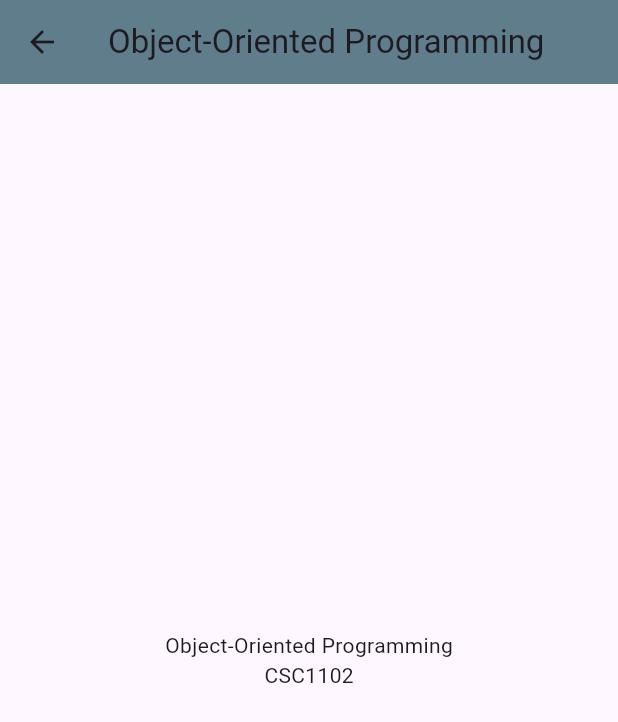
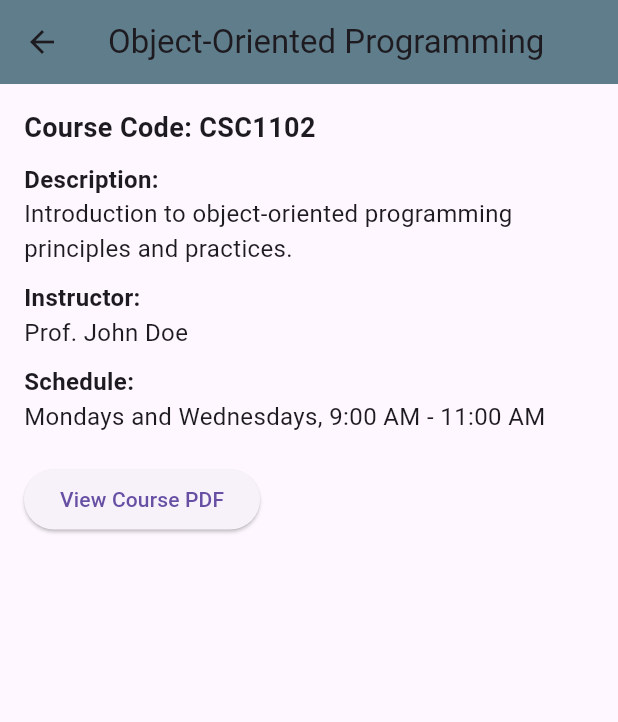
Before and after one commit to MartinWilliamBusinge/virtuallearningapp, a Flutter app: the CourseDetailsPage screen opened directly, on a phone screen of 412 x 824 dp. Shown: the top 722 px of the screen. Run offline on Flutter 3.47's test engine with Material 3 defaults, Android fonts, the phone set to English and light mode, and no system bars; our stand-ins replace cloud_firestore, confetti, dio, file_picker, firebase_auth, firebase_core and 7 more; accounts and stored records are empty.

Commit message:
course pages

```diff
--- a/lib/pages/course_details_page.dart
+++ b/lib/pages/course_details_page.dart
@@ -1,10 +1,30 @@
 import 'package:flutter/material.dart';
+import 'package:url_launcher/url_launcher.dart';
 
 class CourseDetailsPage extends StatelessWidget {
   final String courseName;
   final String courseCode;
+  final String description;
+  final String instructor;
+  final String schedule;
+  final String pdfUrl; // URL or path to the PDF
 
-  CourseDetailsPage({required this.courseName, required this.courseCode});
+  CourseDetailsPage({
+    required this.courseName,
+    required this.courseCode,
+    required this.description,
+    required this.instructor,
+    required this.schedule,
+    required this.pdfUrl,
+     });
+
+  Future<void> _launchPDF(String url) async {
+    if (await canLaunch(url)) {
+      await launch(url);
+    } else {
+      throw 'Could not launch $url';
+    }
+  }
 
   @override
   Widget build(BuildContext context) {
@@ -13,13 +33,49 @@ class CourseDetailsPage extends StatelessWidget {
         title: Text(courseName),
         backgroundColor: Colors.blueGrey,
       ),
-      body: Center(
-   child: Column(
-          mainAxisAlignment: MainAxisAlignment.center,
+      body: Padding(
+        padding: const EdgeInsets.all(16.0),
+        child: Column(
+          crossAxisAlignment: CrossAxisAlignment.start,
           children: <Widget>[
-            Text(courseName),
-            Text(courseCode),
-            // Add more details as needed
+            Text(
+              'Course Code: $courseCode',
+              style: const TextStyle(fontSize: 18, fontWeight: FontWeight.bold),
+            ),
+           const SizedBox(height: 10),
+           const Text(
+              'Description:',
+              style:  TextStyle(fontSize: 16, fontWeight: FontWeight.bold),
+            ),
+            Text(
+              description,
+              style: const TextStyle(fontSize: 16),
+            ),
+           const SizedBox(height: 10),
+           const Text(
+              'Instructor:',
+              style:  TextStyle(fontSize: 16, fontWeight: FontWeight.bold),
+            ),
+            Text(
+              instructor,
+              style: const TextStyle(fontSize: 16),
+            ),
+           const SizedBox(height: 10),
+           const Text(
+              'Schedule:',
+              style: TextStyle(fontSize: 16, fontWeight: FontWeight.bold),
+            ),
+            Text(
+              schedule,
+              style: const TextStyle(fontSize: 16),
+            ),
+           const SizedBox(height: 20),
+            ElevatedButton(
+              onPressed: () {
+                _launchPDF(pdfUrl); // Open the PDF when button is pressed
+              },
+              child: const Text('View Course PDF'),
+            ),
           ],
         ),
       ),
--- a/lib/pages/year_one_semester_one_page.dart
+++ b/lib/pages/year_one_semester_one_page.dart
@@ -1,5 +1,5 @@
 import 'package:flutter/material.dart';
-import 'course_details_page.dart'; // Import the course details page
+import 'course_details_page.dart'; // Adjust the import path accordingly
 
 class YearOneSemesterOnePage extends StatelessWidget {
   const YearOneSemesterOnePage({super.key});
@@ -18,13 +18,17 @@ class YearOneSemesterOnePage extends StatelessWidget {
             title: const Text('Object-Oriented Programming'),
             subtitle: const Text('course code: CSC1102'),
             onTap: () {
-              // Navigate to CourseDetailsPage with specific details
                Navigator.push(
                 context,
                 MaterialPageRoute(
                   builder: (context) => CourseDetailsPage(
                     courseName: 'Object-Oriented Programming',
                     courseCode: 'CSC1102',
+                    description:
+                        'Introduction to object-oriented programming principles and practices.',
+                    instructor: 'Prof. John Doe',
+                    schedule: 'Mondays and Wednesdays, 9:00 AM - 11:00 AM',
+                    pdfUrl: 'https://example.com/path_to_pdf.pdf',
                   ),
                 ),
               );
@@ -34,13 +38,17 @@ class YearOneSemesterOnePage extends StatelessWidget {
             title: const Text('Computer Architecture'),
             subtitle: const Text('course code: CSC1103'),
             onTap: () {
-              // Navigate to CourseDetailsPage with specific details
               Navigator.push(
    context,
                 MaterialPageRoute(
                   builder: (context) => CourseDetailsPage(
                     courseName: 'Computer Architecture',
                     courseCode: 'CSC1103',
+                    description:
+                        'Study of computer organization and architecture.',
+                    instructor: 'Dr. Jane Smith',
+                    schedule: 'Tuesdays and Thursdays, 1:00 PM - 3:00 PM',
+                    pdfUrl: 'https://example.com/path_to_pdf2.pdf',
                   ),
                 ),
               );
@@ -50,13 +58,17 @@ class YearOneSemesterOnePage extends StatelessWidget {
             title: const Text('Communication Skills'),
             subtitle: const Text('course code: CSK1101'),
             onTap: () {
-              // Navigate to CourseDetailsPage with specific details
               Navigator.push(
                 context,
                  MaterialPageRoute(
                   builder: (context) => CourseDetailsPage(
                     courseName: 'Communication Skills',
                     courseCode: 'CSK1101',
+                    description:
+                        'Developing effective communication skills for academic and professional settings.',
+                    instructor: 'Prof. Emily Brown',
+                    schedule: 'Fridays, 10:00 AM - 12:00 PM',
+                    pdfUrl: 'https://example.com/path_to_pdf3.pdf',
                   ),
                 ),
               );
--- a/lib/pages/year_one_semester_two_page.dart
+++ b/lib/pages/year_one_semester_two_page.dart
@@ -1,5 +1,6 @@
+
 import 'package:flutter/material.dart';
-import 'course_details_page.dart'; // Import the course details page
+import 'course_details_page.dart'; // Adjust the import path accordingly
 
 class YearOneSemesterTwoPage extends StatelessWidget {
   const YearOneSemesterTwoPage({super.key});
@@ -15,16 +16,20 @@ class YearOneSemesterTwoPage extends StatelessWidget {
       body: ListView(
         children: [
           ListTile(
-            title: const Text('Operating-Systems'),
+            title: const Text('Operating Systems'),
             subtitle: const Text('course code: CSC1102'),
             onTap: () {
-              // Navigate to CourseDetailsPage with specific details
                Navigator.push(
                 context,
                 MaterialPageRoute(
                   builder: (context) => CourseDetailsPage(
                     courseName: 'Operating Systems',
                     courseCode: 'CSC1102',
+                    description:
+                        'Introduction to Operating Systems.',
+                    instructor: 'Prof. John Doe',
+                    schedule: 'Mondays and Wednesdays, 9:00 AM - 11:00 AM',
+                    pdfUrl: 'https://example.com/path_to_pdf.pdf',
                   ),
                 ),
               );
@@ -34,13 +39,17 @@ class YearOneSemesterTwoPage extends StatelessWidget {
             title: const Text('Probability and Statistics'),
             subtitle: const Text('course code: CSC1103'),
             onTap: () {
-              // Navigate to CourseDetailsPage with specific details
               Navigator.push(
    context,
                 MaterialPageRoute(
                   builder: (context) => CourseDetailsPage(
                     courseName: 'Probability and Statistics',
                     courseCode: 'CSC1103',
+                    description:
+                        'Study of Probability and Statistics.',
+                    instructor: 'Dr. Ngubiri',
+                    schedule: 'Tuesdays and Thursdays, 1:00 PM - 3:00 PM',
+                    pdfUrl: 'https://example.com/path_to_pdf2.pdf',
                   ),
                 ),
               );
@@ -50,13 +59,17 @@ class YearOneSemesterTwoPage extends StatelessWidget {
             title: const Text('Data Structures and Algorithms'),
             subtitle: const Text('course code: CSK1101'),
             onTap: () {
-              // Navigate to CourseDetailsPage with specific details
               Navigator.push(
                 context,
                  MaterialPageRoute(
                   builder: (context) => CourseDetailsPage(
                     courseName: 'Data Structures and Algorithms',
                     courseCode: 'CSK1101',
+                    description:
+                        'Data Structures and Algorithms for academic and professional Learning.',
+                    instructor: 'lecturer: Mr Kizito',
+                    schedule: 'Fridays, 10:00 AM - 12:00 PM',
+                    pdfUrl: 'https://example.com/path_to_pdf3.pdf',
                   ),
                 ),
               );
--- a/lib/pages/year_two_semester_one_page.dart
+++ b/lib/pages/year_two_semester_one_page.dart
@@ -1,5 +1,5 @@
 import 'package:flutter/material.dart';
-import 'course_details_page.dart'; // Import the course details page
+import 'course_details_page.dart'; // Adjust the import path accordingly
 
 class YearTwoSemesterOnePage extends StatelessWidget {
   const YearTwoSemesterOnePage({super.key});
@@ -10,54 +10,64 @@ class YearTwoSemesterOnePage extends StatelessWidget {
       appBar: AppBar(
         title: const Center(child: Text("SEMESTER ONE")),
         backgroundColor: Colors.blueGrey,
-         ),
+      ),
       backgroundColor: Colors.blueGrey,
       body: ListView(
         children: [
           ListTile(
-            title: const Text('Operating-Systems'),
+            title: const Text('Artificial Intelligence'),
             subtitle: const Text('course code: CSC1102'),
             onTap: () {
-              // Navigate to CourseDetailsPage with specific details
               Navigator.push(
                 context,
                 MaterialPageRoute(
                   builder: (context) => CourseDetailsPage(
-                    courseName: 'Operating Systems',
+                    courseName: 'Artificial Intelligence',
                     courseCode: 'CSC1102',
-    ),
+                    description: 'Introduction to Artificial Intelligence.',
+                    instructor: 'Prof. John Doe',
+                    schedule: 'Mondays and Wednesdays, 9:00 AM - 11:00 AM',
+                    pdfUrl: 'https://example.com/path_to_pdf.pdf',
+                  ),
                 ),
               );
             },
           ),
           ListTile(
-            title: const Text('Probability and Statistics'),
+            title: const Text('Computer Networks'),
             subtitle: const Text('course code: CSC1103'),
             onTap: () {
-              // Navigate to CourseDetailsPage with specific details
               Navigator.push(
                 context,
                 MaterialPageRoute(
                   builder: (context) => CourseDetailsPage(
-                    courseName: 'Probability and Statistics',
+                    courseName: 'Computer Networks',
                     courseCode: 'CSC1103',
-     ),
+                    description: 'Study of Computer Networks.',
+                    instructor: 'Dr. Ngubiri',
+                    schedule: 'Tuesdays and Thursdays, 1:00 PM - 3:00 PM',
+                    pdfUrl: 'https://example.com/path_to_pdf2.pdf',
+                  ),
                 ),
               );
             },
           ),
           ListTile(
-            title: const Text('Data Structures and Algorithms'),
+            title: const Text('Discrete Math'),
             subtitle: const Text('course code: CSK1101'),
             onTap: () {
-              // Navigate to CourseDetailsPage with specific details
               Navigator.push(
                 context,
                 MaterialPageRoute(
                   builder: (context) => CourseDetailsPage(
-                    courseName: 'Data Structures and Algorithms',
+                    courseName: 'Discrete Math',
                     courseCode: 'CSK1101',
-        ),
+                    description:
+                        'Discrete Math for academic and professional Learning.',
+                    instructor: 'lecturer: Mr Kizito',
+                    schedule: 'Fridays, 10:00 AM - 12:00 PM',
+                    pdfUrl: 'https://example.com/path_to_pdf3.pdf',
+                  ),
                 ),
               );
             },
--- a/lib/pages/year_two_semester_two_page.dart
+++ b/lib/pages/year_two_semester_two_page.dart
@@ -1,5 +1,5 @@
 import 'package:flutter/material.dart';
-import 'course_details_page.dart'; // Import the course details page
+import 'course_details_page.dart'; // Adjust the import path accordingly
 
 class YearTwoSemesterTwoPage extends StatelessWidget {
   const YearTwoSemesterTwoPage({super.key});
@@ -15,48 +15,60 @@ class YearTwoSemesterTwoPage extends StatelessWidget {
       body: ListView(
         children: [
           ListTile(
-            title: const Text('Operating-Systems'),
+            title: const Text('Research Methodology'),
             subtitle: const Text('course code: CSC1102'),
             onTap: () {
-              // Navigate to CourseDetailsPage with specific details
                Navigator.push(
                 context,
                 MaterialPageRoute(
                   builder: (context) => CourseDetailsPage(
-                    courseName: 'Operating Systems',
+                    courseName: 'Research Methodology',
                     courseCode: 'CSC1102',
+                    description:
+                        'Introduction to Research Methodology.',
+                    instructor: 'Prof. John Doe',
+                    schedule: 'Mondays and Wednesdays, 9:00 AM - 11:00 AM',
+                    pdfUrl: 'https://example.com/path_to_pdf.pdf',
                   ),
                 ),
               );
             },
           ),
           ListTile(
-            title: const Text('Probability and Statistics'),
+            title: const Text('Robotics'),
             subtitle: const Text('course code: CSC1103'),
             onTap: () {
-              // Navigate to CourseDetailsPage with specific details
               Navigator.push(
    context,
                 MaterialPageRoute(
                   builder: (context) => CourseDetailsPage(
-                    courseName: 'Probability and Statistics',
+                    courseName: 'Robotics',
                     courseCode: 'CSC1103',
+                    description:
+                        'Study of Robotics.',
+                    instructor: 'Dr. Ngubiri',
+                    schedule: 'Tuesdays and Thursdays, 1:00 PM - 3:00 PM',
+                    pdfUrl: 'https://example.com/path_to_pdf2.pdf',
                   ),
                 ),
               );
             },
           ),
           ListTile(
-            title: const Text('Data Structures and Algorithms'),
+            title: const Text('Software Verification'),
             subtitle: const Text('course code: CSK1101'),
             onTap: () {
-              // Navigate to CourseDetailsPage with specific details
               Navigator.push(
                 context,
                  MaterialPageRoute(
                   builder: (context) => CourseDetailsPage(
-                    courseName: 'Data Structures and Algorithms',
+                    courseName: 'Software Verification',
                     courseCode: 'CSK1101',
+                    description:
+                        'Software Verification for academic and professional Learning.',
+                    instructor: 'lecturer: Mr Kizito',
+                    schedule: 'Fridays, 10:00 AM - 12:00 PM',
+                    pdfUrl: 'https://example.com/path_to_pdf3.pdf',
                   ),
                 ),
               );
```
Lines whose indentation alone changed are shown as unchanged.
